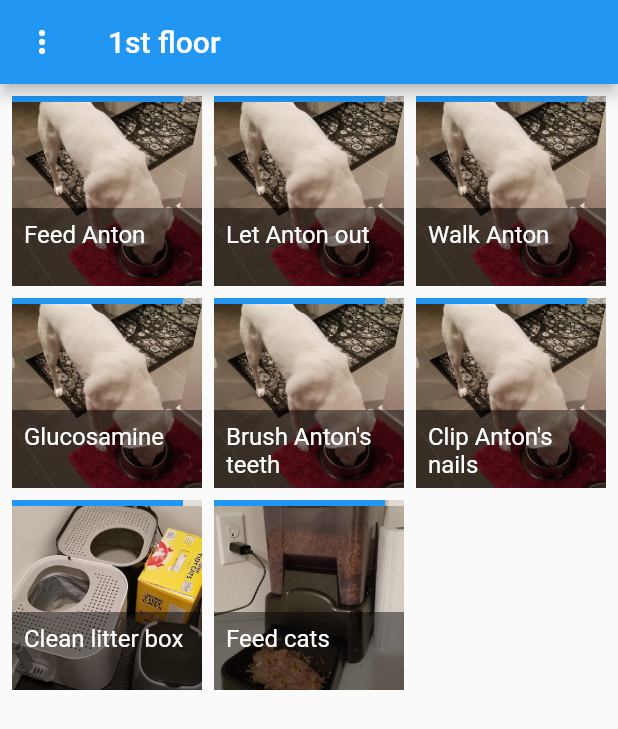
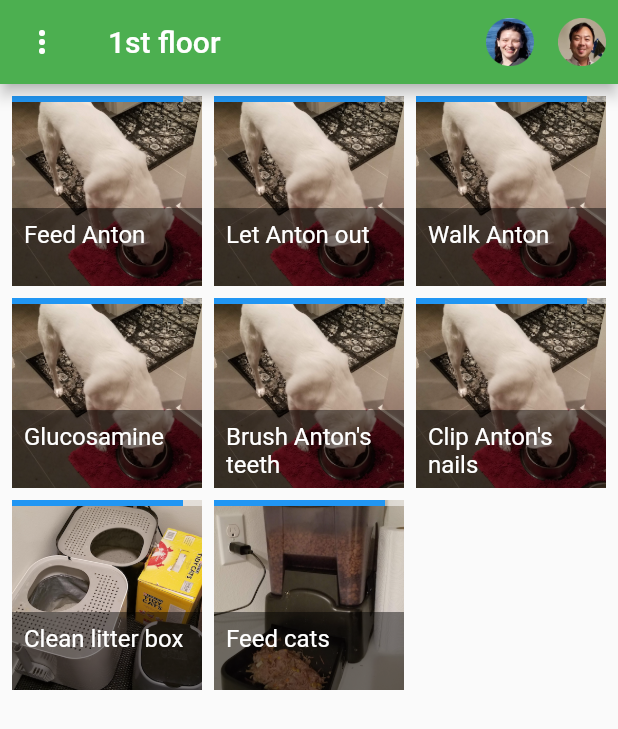
Before and after one commit to dangor/flutter_home_app, a Flutter app: the screen it shows after launch, on a phone screen of 412 x 824 dp. Shown: the top 729 px of the screen. Run offline on Flutter 3.47's test engine with Material 2 defaults, Android fonts, the phone set to English and light mode, and no system bars.

Commit message:
App bar background switches on head click

```diff
--- a/lib/main.dart
+++ b/lib/main.dart
@@ -45,6 +45,14 @@ class _ItemPageState extends State<ItemPage> {
     Item("Feed cats", "images/feed_cats.png"),
   ];
 
+  var _primaryUserActive = true;
+
+  void _setPrimaryUserActive(bool active) {
+    setState(() {
+      _primaryUserActive = active;
+    });
+  }
+
   void _setPressed(Item item) {
     setState(() {
       _items.firstWhere((_item) {
@@ -57,6 +65,7 @@ class _ItemPageState extends State<ItemPage> {
   Widget build(BuildContext context) {
     return Scaffold(
       appBar: AppBar(
+        backgroundColor: _primaryUserActive ? Colors.green : Colors.red,
         leading: PopupMenuButton(
           itemBuilder: (BuildContext context) => [
                 const PopupMenuItem(
@@ -67,6 +76,16 @@ class _ItemPageState extends State<ItemPage> {
                 ),
               ],
         ),
+        actions: <Widget>[
+          IconButton(
+            icon: Image.asset("images/angie_head.png"),
+            onPressed: () => _setPrimaryUserActive(true),
+          ),
+          IconButton(
+            icon: Image.asset("images/brian_head.png"),
+            onPressed: () => _setPrimaryUserActive(false),
+          ),
+        ],
         title: Text(widget.title),
       ),
       body: GridView.count(
```
Also changed, not shown: images/angie_head.png (added), images/brian_head.png (added).
